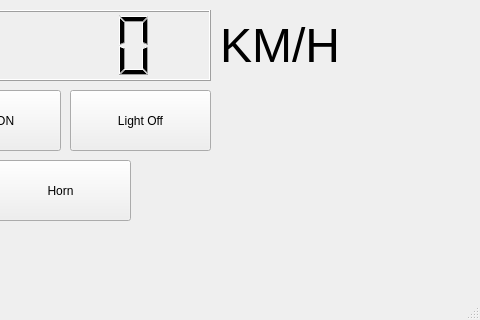
Before: the Qt Designer form u.ui in HariC137/UI, drawn with Qt 5; both pictures show x 320 to 800 and y 180 to 500 of the 800 by 500 pixel window.
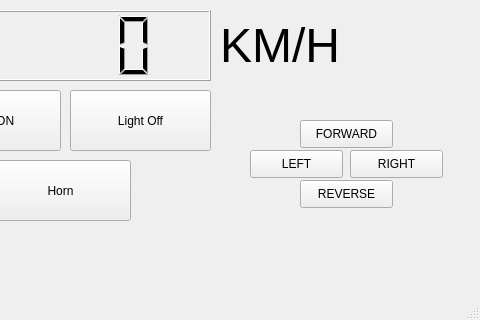
After: the same form once the commit is applied.

The edit to the form file:
```diff
--- a/u.ui
+++ b/u.ui
@@ -222,6 +222,58 @@
      <string>%</string>
     </property>
    </widget>
+   <widget class="QPushButton" name="forward">
+    <property name="geometry">
+     <rect>
+      <x>620</x>
+      <y>300</y>
+      <width>93</width>
+      <height>28</height>
+     </rect>
+    </property>
+    <property name="text">
+     <string>FORWARD</string>
+    </property>
+   </widget>
+   <widget class="QPushButton" name="left">
+    <property name="geometry">
+     <rect>
+      <x>570</x>
+      <y>330</y>
+      <width>93</width>
+      <height>28</height>
+     </rect>
+    </property>
+    <property name="text">
+     <string>LEFT</string>
+    </property>
+   </widget>
+   <widget class="QPushButton" name="right">
+    <property name="geometry">
+     <rect>
+      <x>670</x>
+      <y>330</y>
+      <width>93</width>
+      <height>28</height>
+     </rect>
+    </property>
+    <property name="text">
+     <string>RIGHT</string>
+    </property>
+   </widget>
+   <widget class="QPushButton" name="reverse">
+    <property name="geometry">
+     <rect>
+      <x>620</x>
+      <y>360</y>
+      <width>93</width>
+      <height>28</height>
+     </rect>
+    </property>
+    <property name="text">
+     <string>REVERSE</string>
+    </property>
+   </widget>
   </widget>
   <widget class="QMenuBar" name="menubar">
    <property name="geometry">
```
